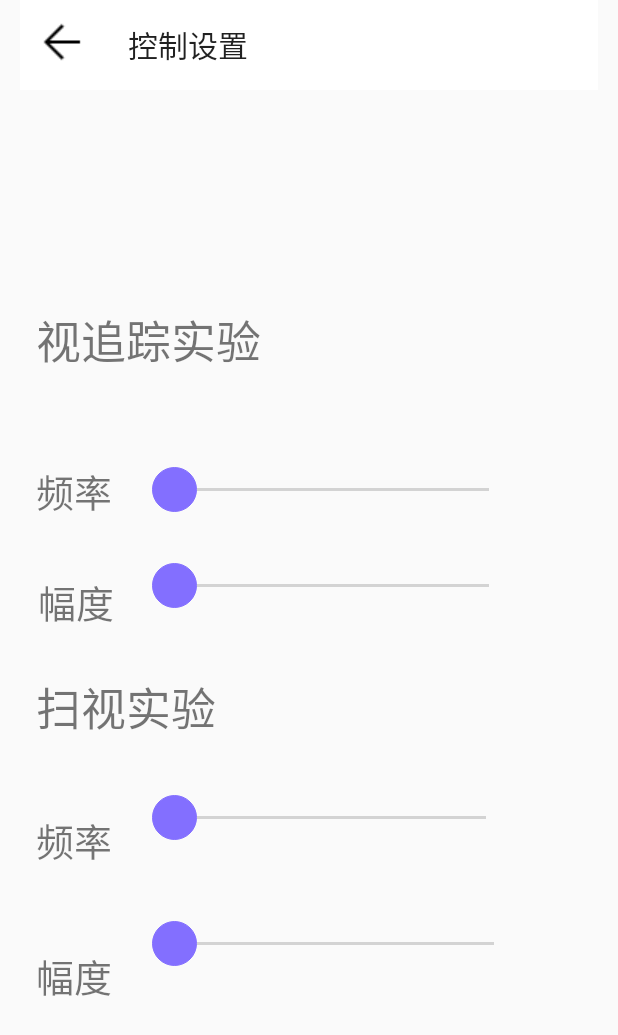
After one commit to YanshanYu/HGHD, an Android app: the ParamSettingActivity screen opened directly, with no data from a screen before it, on a phone screen of 412 x 824 dp. The commit adds this screen. Shown: the top 1035 px of the screen. Run offline under Robolectric (Android 15) with nearby library versions, the phone set to English and light mode, and no system bars.

Commit message:
完成基本目录结构

```diff
--- /dev/null
+++ b/app/src/main/java/com/yu/zehnit/ParamSettingActivity.java
@@ -0,0 +1,14 @@
+package com.yu.zehnit;
+
+import androidx.appcompat.app.AppCompatActivity;
+
+import android.os.Bundle;
+
+public class ParamSettingActivity extends AppCompatActivity {
+
+    @Override
+    protected void onCreate(Bundle savedInstanceState) {
+        super.onCreate(savedInstanceState);
+        setContentView(R.layout.activity_param_setting);
+    }
+}
--- a/app/src/main/java/com/yu/zehnit/ui/control/ControlFragment.java
+++ b/app/src/main/java/com/yu/zehnit/ui/control/ControlFragment.java
@@ -23,11 +23,12 @@ public class ControlFragment extends Fragment {
         controlViewModel =
                 new ViewModelProvider(this).get(ControlViewModel.class);
         View root = inflater.inflate(R.layout.fragment_control, container, false);
-        final TextView textView = root.findViewById(R.id.text_control);
+//        final TextView textView = root.findViewById(R.id.text_control);
         controlViewModel.getText().observe(getViewLifecycleOwner(), new Observer<String>() {
             @Override
             public void onChanged(@Nullable String s) {
-                textView.setText(s);
+
+//                textView.setText(s);
             }
         });
 
```
Also changed, not shown: app/src/main/AndroidManifest.xml (+4 -4 lines), app/src/main/java/com/yu/zehnit/AboutActivity.java (added, +14 -0 lines), app/src/main/java/com/yu/zehnit/SettingActivity.java (added, +14 -0 lines), app/src/main/res/layout/activity_about.xml (renamed from app/src/main/res/layout/about_us.xml), app/src/main/res/layout/activity_param_setting.xml (renamed from app/src/main/res/layout/control_setting.xml), app/src/main/res/layout/activity_setting.xml (indentation only).
